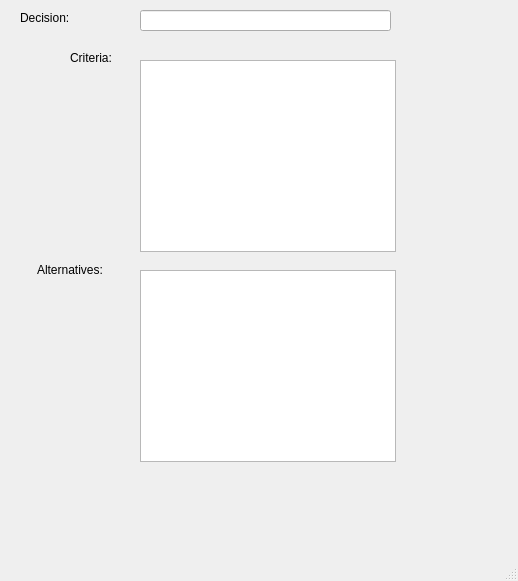
Old version of the form decisions/view/mainwindow.ui in the repository joelegner/decisions.
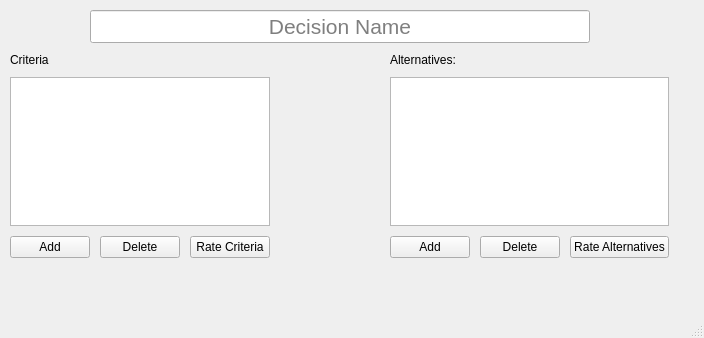
New version of the form.

Commit message: Edit main window in Designer

```diff
--- a/decisions/view/mainwindow.ui
+++ b/decisions/view/mainwindow.ui
@@ -6,82 +6,189 @@
    <rect>
     <x>0</x>
     <y>0</y>
-    <width>518</width>
-    <height>581</height>
+    <width>704</width>
+    <height>338</height>
    </rect>
   </property>
   <property name="windowTitle">
    <string>Decisions</string>
   </property>
   <widget class="QWidget" name="centralwidget">
-   <widget class="QLineEdit" name="lineEdit">
+   <widget class="QWidget" name="">
     <property name="geometry">
      <rect>
-      <x>140</x>
-      <y>10</y>
-      <width>251</width>
-      <height>21</height>
+      <x>0</x>
+      <y>0</y>
+      <width>679</width>
+      <height>268</height>
      </rect>
     </property>
-   </widget>
-   <widget class="QLabel" name="label">
-    <property name="geometry">
-     <rect>
-      <x>20</x>
-      <y>10</y>
-      <width>58</width>
-      <height>16</height>
-     </rect>
-    </property>
-    <property name="text">
-     <string>Decision:</string>
-    </property>
-   </widget>
-   <widget class="QLabel" name="label_2">
-    <property name="geometry">
-     <rect>
-      <x>37</x>
-      <y>260</y>
-      <width>81</width>
-      <height>20</height>
-     </rect>
-    </property>
-    <property name="text">
-     <string>Alternatives:</string>
-    </property>
-   </widget>
-   <widget class="QLabel" name="label_3">
-    <property name="geometry">
-     <rect>
-      <x>70</x>
-      <y>50</y>
-      <width>58</width>
-      <height>16</height>
-     </rect>
-    </property>
-    <property name="text">
-     <string>Criteria:</string>
-    </property>
-   </widget>
-   <widget class="QTreeView" name="criteriaTreeView">
-    <property name="geometry">
-     <rect>
-      <x>140</x>
-      <y>60</y>
-      <width>256</width>
-      <height>192</height>
-     </rect>
-    </property>
-   </widget>
-   <widget class="QTreeView" name="altsTreeView">
-    <property name="geometry">
-     <rect>
-      <x>140</x>
-      <y>270</y>
-      <width>256</width>
-      <height>192</height>
-     </rect>
-    </property>
+    <layout class="QVBoxLayout" name="verticalLayout_3">
+     <property name="spacing">
+      <number>10</number>
+     </property>
+     <property name="leftMargin">
+      <number>10</number>
+     </property>
+     <property name="topMargin">
+      <number>10</number>
+     </property>
+     <property name="rightMargin">
+      <number>10</number>
+     </property>
+     <property name="bottomMargin">
+      <number>10</number>
+     </property>
+     <item>
+      <layout class="QGridLayout" name="gridLayout">
+       <item row="0" column="1">
+        <widget class="QLineEdit" name="line_edit_decision_name">
+         <property name="minimumSize">
+          <size>
+           <width>500</width>
+           <height>0</height>
+          </size>
+         </property>
+         <property name="font">
+          <font>
+           <pointsize>16</pointsize>
+          </font>
+         </property>
+         <property name="alignment">
+          <set>Qt::AlignCenter</set>
+         </property>
+         <property name="placeholderText">
+          <string>Decision Name</string>
+         </property>
+        </widget>
+       </item>
+       <item row="0" column="0">
+        <spacer name="horizontalSpacer">
+         <property name="orientation">
+          <enum>Qt::Horizontal</enum>
+         </property>
+         <property name="sizeHint" stdset="0">
+          <size>
+           <width>40</width>
+           <height>20</height>
+          </size>
+         </property>
+        </spacer>
+       </item>
+       <item row="0" column="2">
+        <spacer name="horizontalSpacer_2">
+         <property name="orientation">
+          <enum>Qt::Horizontal</enum>
+         </property>
+         <property name="sizeHint" stdset="0">
+          <size>
+           <width>40</width>
+           <height>20</height>
+          </size>
+         </property>
+        </spacer>
+       </item>
+      </layout>
+     </item>
+     <item>
+      <layout class="QHBoxLayout" name="horizontalLayout">
+       <property name="sizeConstraint">
+        <enum>QLayout::SetMaximumSize</enum>
+       </property>
+       <item>
+        <layout class="QVBoxLayout" name="verticalLayout">
+         <item>
+          <widget class="QLabel" name="label">
+           <property name="text">
+            <string>Criteria</string>
+           </property>
+          </widget>
+         </item>
+         <item>
+          <widget class="QTableWidget" name="tableCriteria"/>
+         </item>
+         <item>
+          <layout class="QHBoxLayout" name="horizontalLayout_2">
+           <item>
+            <widget class="QPushButton" name="add_criteria_button">
+             <property name="text">
+              <string>Add</string>
+             </property>
+            </widget>
+           </item>
+           <item>
+            <widget class="QPushButton" name="delete_criteria_button">
+             <property name="text">
+              <string>Delete</string>
+             </property>
+            </widget>
+           </item>
+           <item>
+            <widget class="QPushButton" name="rate_criteria_button">
+             <property name="text">
+              <string>Rate Criteria</string>
+             </property>
+            </widget>
+           </item>
+          </layout>
+         </item>
+        </layout>
+       </item>
+       <item>
+        <spacer name="horizontalSpacer_3">
+         <property name="orientation">
+          <enum>Qt::Horizontal</enum>
+         </property>
+         <property name="sizeHint" stdset="0">
+          <size>
+           <width>40</width>
+           <height>20</height>
+          </size>
+         </property>
+        </spacer>
+       </item>
+       <item>
+        <layout class="QVBoxLayout" name="verticalLayout_2">
+         <item>
+          <widget class="QLabel" name="label_2">
+           <property name="text">
+            <string>Alternatives:</string>
+           </property>
+          </widget>
+         </item>
+         <item>
+          <widget class="QTableWidget" name="tableAlternatives"/>
+         </item>
+         <item>
+          <layout class="QHBoxLayout" name="horizontalLayout_3">
+           <item>
+            <widget class="QPushButton" name="add_alternative_button">
+             <property name="text">
+              <string>Add</string>
+             </property>
+            </widget>
+           </item>
+           <item>
+            <widget class="QPushButton" name="delete_alternative_button">
+             <property name="text">
+              <string>Delete</string>
+             </property>
+            </widget>
+           </item>
+           <item>
+            <widget class="QPushButton" name="rate_alternatives_button">
+             <property name="text">
+              <string>Rate Alternatives</string>
+             </property>
+            </widget>
+           </item>
+          </layout>
+         </item>
+        </layout>
+       </item>
+      </layout>
+     </item>
+    </layout>
    </widget>
   </widget>
   <widget class="QMenuBar" name="menubar">
```
Left out of the diff: 5 changed lines with no effect on the pictures.
